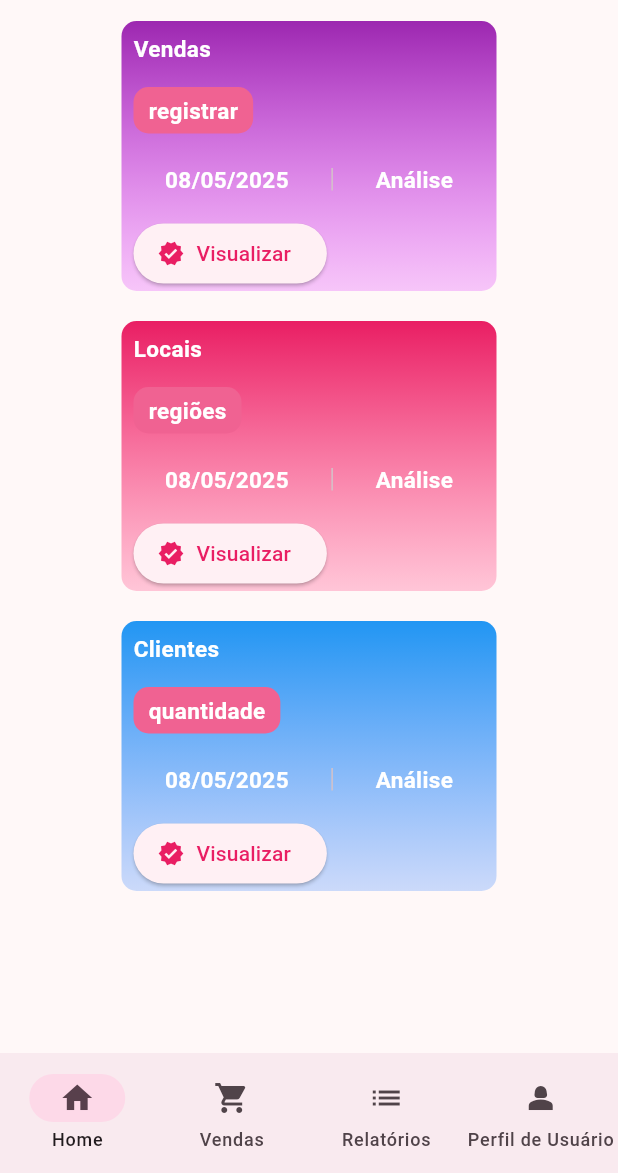
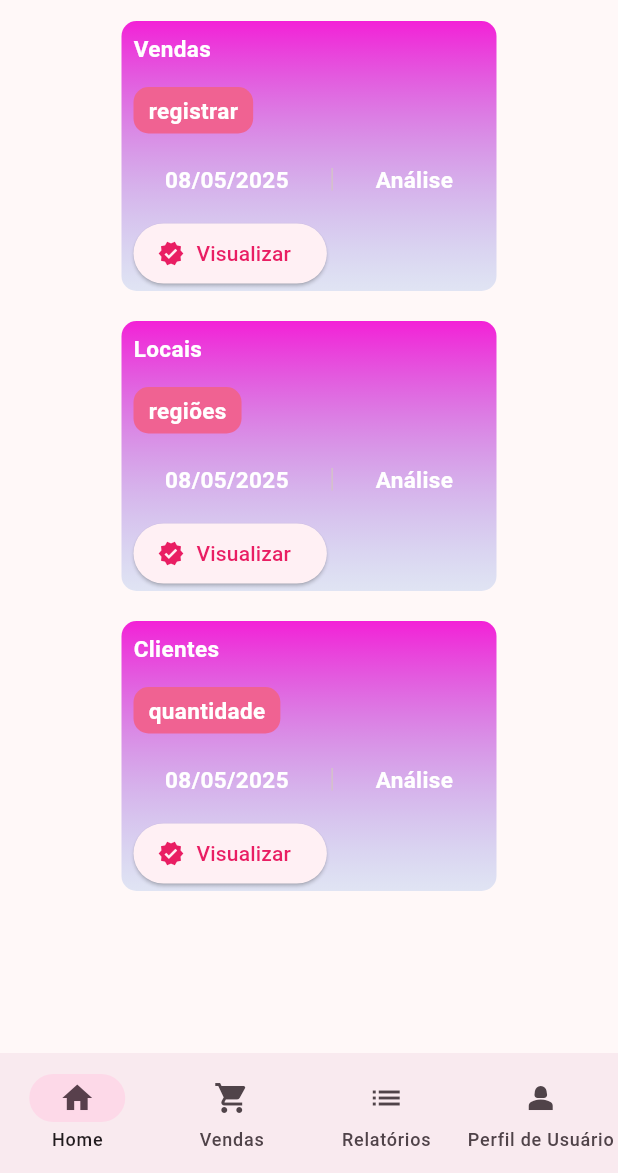
Before and after one commit to eduardamoreiira/nakombi-app, a Flutter app: the screen it shows after launch, on a phone screen of 412 x 824 dp, the part 63-1236 px from its top. Run offline on Flutter 3.47's test engine with Material 3 defaults, Android fonts, the phone set to English and light mode, and no system bars; our stand-ins replace cloud_firestore, firebase_core, firebase_storage, flutter_svg; accounts and stored records are empty.

Commit message:
Alterações 10-07

```diff
--- a/nakombi/lib/categorias/pages/adicionar_categoria.dart
+++ b/nakombi/lib/categorias/pages/adicionar_categoria.dart
@@ -1,6 +1,5 @@
 import 'package:flutter/material.dart';
 import 'package:nacombi/categorias/services/categoria_services.dart';
-import 'package:nacombi/commons/my_card.dart';
 import 'package:nacombi/commons/my_textformfield.dart';
 import 'package:nacombi/categorias/models/categoria.dart';
 
--- a/nakombi/lib/categorias/pages/deletar_categoria.dart
+++ b/nakombi/lib/categorias/pages/deletar_categoria.dart
@@ -1,6 +1,5 @@
 import 'package:flutter/material.dart';
 import 'package:nacombi/categorias/services/categoria_services.dart';
-import 'package:nacombi/commons/my_card.dart';
 import 'package:nacombi/commons/my_textformfield.dart';
 import 'package:nacombi/categorias/models/categoria.dart';
 
--- a/nakombi/lib/categorias/pages/editar_categoria_page.dart
+++ b/nakombi/lib/categorias/pages/editar_categoria_page.dart
@@ -1,6 +1,5 @@
 import 'package:flutter/material.dart';
 import 'package:nacombi/categorias/services/categoria_services.dart';
-import 'package:nacombi/commons/my_card.dart';
 import 'package:nacombi/commons/my_textformfield.dart';
 import 'package:nacombi/categorias/models/categoria.dart';
 
--- a/nakombi/lib/categorias/services/categoria_services.dart
+++ b/nakombi/lib/categorias/services/categoria_services.dart
@@ -1,8 +1,6 @@
 import 'package:cloud_firestore/cloud_firestore.dart';
 import 'package:firebase_storage/firebase_storage.dart';
-import 'package:flutter/material.dart';
 import 'package:nacombi/categorias/models/categoria.dart';
-import 'package:nacombi/commons/my_card.dart';
 
 class CategoriaServices {
   final FirebaseFirestore _firebaseFirestore = FirebaseFirestore.instance;
--- a/nakombi/lib/clientes/pages/adicionar_cliente_page.dart
+++ b/nakombi/lib/clientes/pages/adicionar_cliente_page.dart
@@ -1,6 +1,5 @@
 import 'package:flutter/material.dart';
 import 'package:nacombi/clientes/service/cliente_services.dart';
-import 'package:nacombi/commons/my_card.dart';
 import 'package:nacombi/commons/my_textformfield.dart';
 import 'package:nacombi/clientes/models/cliente_model.dart';
 
--- a/nakombi/lib/clientes/pages/editar_cliente_page.dart
+++ b/nakombi/lib/clientes/pages/editar_cliente_page.dart
@@ -1,6 +1,5 @@
 import 'package:flutter/material.dart';
 import 'package:nacombi/clientes/service/cliente_services.dart';
-import 'package:nacombi/commons/my_card.dart';
 import 'package:nacombi/commons/my_textformfield.dart';
 import 'package:nacombi/clientes/models/cliente_model.dart';
 
--- a/nakombi/lib/clientes/pages/lista_clientes_page.dart
+++ b/nakombi/lib/clientes/pages/lista_clientes_page.dart
@@ -10,7 +10,7 @@ class ListaClientesPage extends StatelessWidget {
 
   @override
   Widget build(BuildContext context) {
-    ClienteServices _clienteServices = ClienteServices();
+    ClienteServices clienteServices = ClienteServices();
 
     return Scaffold(
       appBar: AppBar(
@@ -18,7 +18,7 @@ class ListaClientesPage extends StatelessWidget {
         backgroundColor: Color.fromARGB(255, 219, 132, 235),
       ),
       body: StreamBuilder<QuerySnapshot>(
-        stream: _clienteServices.getClientes(),
+        stream: clienteServices.getClientes(),
         builder: (context, snapshot) {
           if (snapshot.hasData) {
             return Padding(
--- a/nakombi/lib/clientes/service/cliente_services.dart
+++ b/nakombi/lib/clientes/service/cliente_services.dart
@@ -1,8 +1,6 @@
 import 'package:cloud_firestore/cloud_firestore.dart';
 import 'package:firebase_storage/firebase_storage.dart';
-import 'package:flutter/material.dart';
 import 'package:nacombi/clientes/models/cliente_model.dart';
-import 'package:nacombi/commons/my_card.dart';
 
 class ClienteServices {
   final FirebaseFirestore _firebaseFirestore = FirebaseFirestore.instance;
--- a/nakombi/lib/main/main_page.dart
+++ b/nakombi/lib/main/main_page.dart
@@ -1,7 +1,5 @@
 import 'package:flutter/material.dart';
-import 'package:nacombi/categorias/pages/adicionar_categoria.dart';
 import 'package:nacombi/categorias/pages/lista_categoria_page.dart';
-import 'package:nacombi/clientes/models/cliente_model.dart';
 import 'package:nacombi/clientes/pages/lista_clientes_page.dart';
 import 'package:nacombi/clientes/pages/profile_page.dart';
 import 'package:nacombi/caixa/pages/lista_caixa_page.dart';
@@ -37,24 +35,39 @@ class _MainPageState extends State<MainPage> {
                     MyCard(
                       'Vendas',
                       'registrar',
-                      Colors.purple,
-                      Colors.purpleAccent,
+                      const Color.fromARGB(255, 243, 33, 215),
+                      const Color.from(
+                        alpha: 0.881,
+                        red: 0.561,
+                        green: 0.686,
+                        blue: 0.906,
+                      ),
                       child: Column(),
                     ),
                     SizedBox(height: 20),
                     MyCard(
                       'Locais',
                       'regiões',
-                      Colors.pink,
-                      Colors.pinkAccent,
+                      const Color.fromARGB(255, 243, 33, 215),
+                      const Color.from(
+                        alpha: 0.881,
+                        red: 0.561,
+                        green: 0.686,
+                        blue: 0.906,
+                      ),
                       child: Column(),
                     ),
                     SizedBox(height: 20),
                     MyCard(
                       'Clientes',
                       'quantidade',
-                      Colors.blue,
-                      Colors.blueAccent,
+                      const Color.fromARGB(255, 243, 33, 215),
+                      const Color.from(
+                        alpha: 0.881,
+                        red: 0.561,
+                        green: 0.686,
+                        blue: 0.906,
+                      ),
                       child: Column(),
                     ),
                   ],
--- a/nakombi/lib/produtos/pages/adicionar_produto_page.dart
+++ b/nakombi/lib/produtos/pages/adicionar_produto_page.dart
@@ -1,8 +1,6 @@
 import 'package:flutter/material.dart';
 import 'package:nacombi/produtos/service/produto_service.dart';
-import 'package:nacombi/commons/my_card.dart';
 import 'package:nacombi/commons/my_textformfield.dart';
-import 'package:nacombi/categorias/models/categoria.dart';
 
 class AdicionarProdutoPage extends StatelessWidget {
   AdicionarProdutoPage({super.key});
--- a/nakombi/lib/produtos/service/produto_service.dart
+++ b/nakombi/lib/produtos/service/produto_service.dart
@@ -1,8 +1,6 @@
 import 'package:cloud_firestore/cloud_firestore.dart';
 import 'package:firebase_storage/firebase_storage.dart';
-import 'package:flutter/material.dart';
 import 'package:nacombi/produtos/models/produto_model.dart';
-import 'package:nacombi/commons/my_card.dart';
 
 class ProdutoService {
   final FirebaseFirestore _firebaseFirestore = FirebaseFirestore.instance;
--- a/nakombi/lib/vendas/models/item_venda_model.dart
+++ b/nakombi/lib/vendas/models/item_venda_model.dart
@@ -100,6 +100,6 @@ extension on String? {
 
 extension on int? {
   toMap() {
-    return this != null ? this : 0;
+    return this ?? 0;
   }
 }
--- a/nakombi/lib/vendas/models/venda_model.dart
+++ b/nakombi/lib/vendas/models/venda_model.dart
@@ -42,7 +42,7 @@ class VendaModel {
       'cliente': cliente?.toMap(),
       'dataVenda': dataVenda?.millisecondsSinceEpoch,
       'observacao': observacao,
-      'itensVenda': itensVenda!.map((x) => x?.toMap()).toList(),
+      'itensVenda': itensVenda!.map((x) => x.toMap()).toList(),
     };
   }
 
--- a/nakombi/lib/vendas/service/venda_service.dart
+++ b/nakombi/lib/vendas/service/venda_service.dart
@@ -5,7 +5,7 @@ import 'package:nacombi/vendas/models/item_venda_model.dart';
 import 'package:nacombi/clientes/models/cliente_model.dart';
 
 class VendaService {
-  FirebaseFirestore _firebaseFirestore = FirebaseFirestore.instance;
+  final FirebaseFirestore _firebaseFirestore = FirebaseFirestore.instance;
   ClienteModel? cliente;
   List<ItemVendaModel> itensVenda = [];
 
--- a/nakombi/pubspec.yaml
+++ b/nakombi/pubspec.yaml
@@ -38,6 +38,7 @@ dependencies:
   firebase_core: ^3.13.1
   eva_icons_flutter: ^3.1.0
   flutter_svg: ^2.0.9
+  intl: ^0.18.1
 
 dev_dependencies:
   flutter_test:
```
Also changed, not shown: nakombi/lib/caixa/models/caixa_model.dart (+54 -11 lines), nakombi/lib/caixa/pages/lista_caixa_page.dart (+46 -3 lines), nakombi/lib/caixa/services/caixa_service.dart (+22 -4 lines), nakombi/lib/categorias/pages/lista_categoria_page.dart (+10 -10 lines), nakombi/pubspec.lock.
